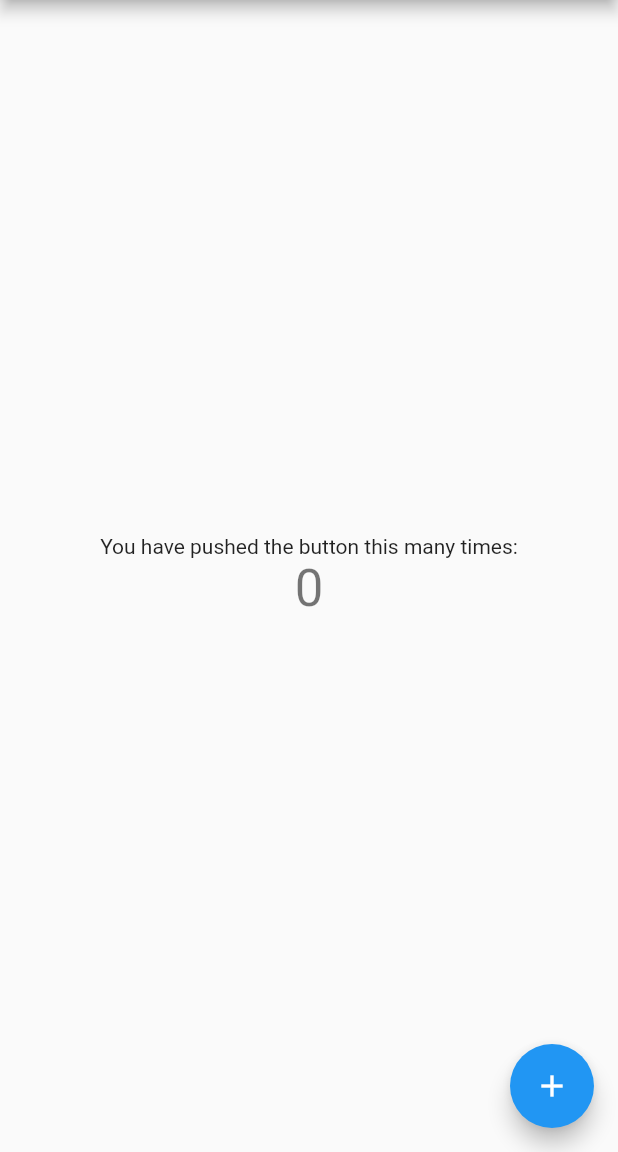
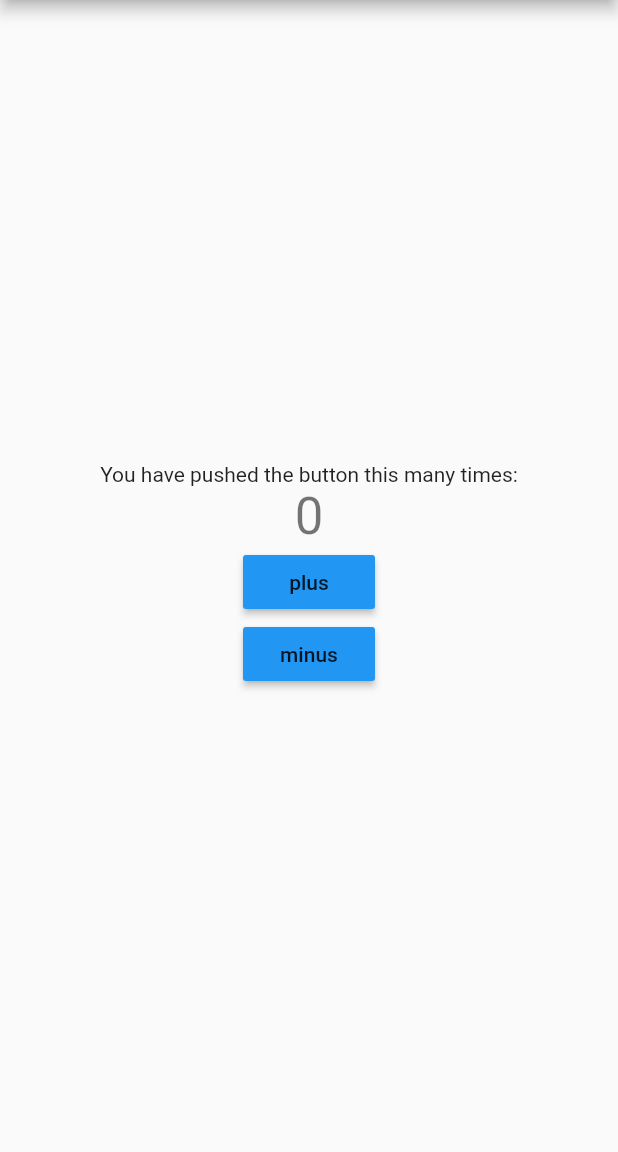
Before and after one commit to idonuntius/ReduxWithLibraries_Flutter, a Flutter app: the screen it shows after launch, on a phone screen of 412 x 824 dp, the part 84-1236 px from its top. Run offline on Flutter 3.47's test engine with Material 2 defaults, Android fonts, the phone set to English and light mode, and no system bars; our stand-ins replace flutter_redux, redux.

```diff
--- /dev/null
+++ b/lib/action/action.dart
@@ -0,0 +1,8 @@
+class IncrementCountAction {}
+
+class DecrementCountAction {}
+
+enum Actions {
+  Increment,
+  Decrement,
+}
--- a/lib/main.dart
+++ b/lib/main.dart
@@ -1,111 +1,28 @@
 import 'package:flutter/material.dart';
+import 'package:flutter_redux/flutter_redux.dart';
+import 'package:redux/redux.dart';
+import 'package:redux_with_libraries_flutter/presentation/view/main_page.dart';
+import 'package:redux_with_libraries_flutter/reducer/reducer.dart';
+import 'package:redux_with_libraries_flutter/state/app_state.dart';
 
 void main() => runApp(MyApp());
 
 class MyApp extends StatelessWidget {
-  // This widget is the root of your application.
+  final Store<AppState> store;
+
+  MyApp() : store = Store<AppState>(reducer, initialState: AppState.initialState());
+
   @override
   Widget build(BuildContext context) {
-    return MaterialApp(
-      title: 'Flutter Demo',
-      theme: ThemeData(
-        // This is the theme of your application.
-        //
-        // Try running your application with "flutter run". You'll see the
-        // application has a blue toolbar. Then, without quitting the app, try
-        // changing the primarySwatch below to Colors.green and then invoke
-        // "hot reload" (press "r" in the console where you ran "flutter run",
-        // or simply save your changes to "hot reload" in a Flutter IDE).
-        // Notice that the counter didn't reset back to zero; the application
-        // is not restarted.
-        primarySwatch: Colors.blue,
+    return StoreProvider<AppState>(
+      store: store,
+      child: MaterialApp(
+        title: 'Flutter Demo',
+        theme: ThemeData(
+          primarySwatch: Colors.blue,
+        ),
+        home: MainPage(title: 'Flutter Demo Home Page'),
       ),
-      home: MyHomePage(title: 'Flutter Demo Home Page'),
     );
   }
 }
-
-class MyHomePage extends StatefulWidget {
-  MyHomePage({Key key, this.title}) : super(key: key);
-
-  // This widget is the home page of your application. It is stateful, meaning
-  // that it has a State object (defined below) that contains fields that affect
-  // how it looks.
-
-  // This class is the configuration for the state. It holds the values (in this
-  // case the title) provided by the parent (in this case the App widget) and
-  // used by the build method of the State. Fields in a Widget subclass are
-  // always marked "final".
-
-  final String title;
-
-  @override
-  _MyHomePageState createState() => _MyHomePageState();
-}
-
-class _MyHomePageState extends State<MyHomePage> {
-  int _counter = 0;
-
-  void _incrementCounter() {
-    setState(() {
-      // This call to setState tells the Flutter framework that something has
-      // changed in this State, which causes it to rerun the build method below
-      // so that the display can reflect the updated values. If we changed
-      // _counter without calling setState(), then the build method would not be
-      // called again, and so nothing would appear to happen.
-      _counter++;
-    });
-  }
-
-  @override
-  Widget build(BuildContext context) {
-    // This method is rerun every time setState is called, for instance as done
-    // by the _incrementCounter method above.
-    //
-    // The Flutter framework has been optimized to make rerunning build methods
-    // fast, so that you can just rebuild anything that needs updating rather
-    // than having to individually change instances of widgets.
-    return Scaffold(
-      appBar: AppBar(
-        // Here we take the value from the MyHomePage object that was created by
-        // the App.build method, and use it to set our appbar title.
-        title: Text(widget.title),
-      ),
-      body: Center(
-        // Center is a layout widget. It takes a single child and positions it
-        // in the middle of the parent.
-        child: Column(
-          // Column is also a layout widget. It takes a list of children and
-          // arranges them vertically. By default, it sizes itself to fit its
-          // children horizontally, and tries to be as tall as its parent.
-          //
-          // Invoke "debug painting" (press "p" in the console, choose the
-          // "Toggle Debug Paint" action from the Flutter Inspector in Android
-          // Studio, or the "Toggle Debug Paint" command in Visual Studio Code)
-          // to see the wireframe for each widget.
-          //
-          // Column has various properties to control how it sizes itself and
-          // how it positions its children. Here we use mainAxisAlignment to
-          // center the children vertically; the main axis here is the vertical
-          // axis because Columns are vertical (the cross axis would be
-          // horizontal).
-          mainAxisAlignment: MainAxisAlignment.center,
-          children: <Widget>[
-            Text(
-              'You have pushed the button this many times:',
-            ),
-            Text(
-              '$_counter',
-              style: Theme.of(context).textTheme.display1,
-            ),
-          ],
-        ),
-      ),
-      floatingActionButton: FloatingActionButton(
-        onPressed: _incrementCounter,
-        tooltip: 'Increment',
-        child: Icon(Icons.add),
-      ), // This trailing comma makes auto-formatting nicer for build methods.
-    );
-  }
-}
--- /dev/null
+++ b/lib/presentation/view/main_page.dart
@@ -0,0 +1,60 @@
+import 'package:flutter/material.dart';
+import 'package:flutter_redux/flutter_redux.dart';
+import 'package:redux_with_libraries_flutter/action/action.dart';
+import 'package:redux_with_libraries_flutter/presentation/viewmodel/main_viewmodel.dart';
+import 'package:redux_with_libraries_flutter/state/app_state.dart';
+
+class MainPage extends StatefulWidget {
+  MainPage({Key key, this.title}) : super(key: key);
+
+  final String title;
+
+  @override
+  _MainPageState createState() => _MainPageState();
+}
+
+class _MainPageState extends State<MainPage> {
+  @override
+  Widget build(BuildContext context) {
+    return StoreConnector<AppState, MainViewModel>(
+      converter: (store) {
+        return MainViewModel(
+          count: store.state.count,
+          onPlus: () => store.dispatch(IncrementCountAction()),
+          onMinus: () => store.dispatch(DecrementCountAction()),
+        );
+      },
+      builder: (context, viewmodel) {
+        return Scaffold(
+          appBar: AppBar(
+            title: Text(widget.title),
+          ),
+          body: Center(
+            child: Column(
+              mainAxisAlignment: MainAxisAlignment.center,
+              children: <Widget>[
+                Text(
+                  'You have pushed the button this many times:',
+                ),
+                Text(
+                  '${viewmodel.count}',
+                  style: Theme.of(context).textTheme.display1,
+                ),
+                RaisedButton(
+                  child: Text('plus'),
+                  onPressed: viewmodel.onPlus,
+                  color: Theme.of(context).primaryColor,
+                ),
+                RaisedButton(
+                  child: Text('minus'),
+                  onPressed: viewmodel.onMinus,
+                  color: Theme.of(context).primaryColor,
+                )
+              ],
+            ),
+          ),
+        );
+      },
+    );
+  }
+}
--- /dev/null
+++ b/lib/presentation/viewmodel/main_viewmodel.dart
@@ -0,0 +1,11 @@
+class MainViewModel {
+  final int count;
+  final Function onPlus;
+  final Function onMinus;
+
+  MainViewModel({
+    this.count,
+    this.onPlus,
+    this.onMinus,
+  });
+}
--- /dev/null
+++ b/lib/reducer/reducer.dart
@@ -0,0 +1,12 @@
+import 'package:redux_with_libraries_flutter/action/action.dart';
+import 'package:redux_with_libraries_flutter/state/app_state.dart';
+
+AppState reducer(AppState state, action) {
+  if (action is IncrementCountAction) {
+    return AppState(count: state.count + 1);
+  }
+  if (action is DecrementCountAction) {
+    return AppState(count: state.count - 1);
+  }
+  return AppState(count: state.count);
+}
--- /dev/null
+++ b/lib/state/app_state.dart
@@ -0,0 +1,10 @@
+import 'package:meta/meta.dart';
+
+@immutable
+class AppState {
+  final int count;
+
+  AppState({this.count});
+
+  AppState.initialState() : count = 0;
+}
```
